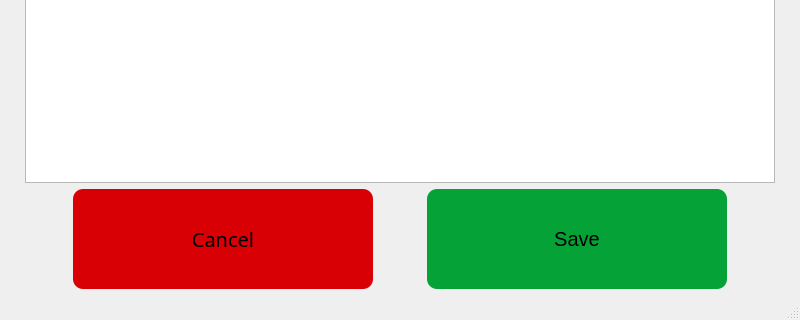
The window that Server/Resources/EditCreatePost.ui (Danial-Movahed/DanialCMS) describes before a commit, drawn with Qt 5; both pictures show x 0 to 800 and y 280 to 600 of the 800 by 600 pixel window.
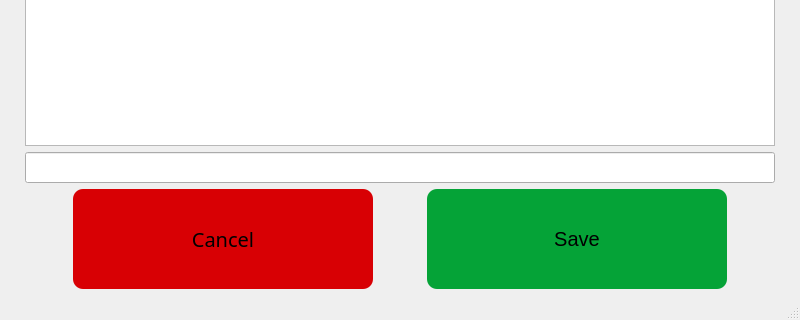
The same window after the commit.

Commit message: Added private posts

The edit to the form file:
```diff
--- a/Server/Resources/EditCreatePost.ui
+++ b/Server/Resources/EditCreatePost.ui
@@ -53,6 +53,15 @@
         </property>
        </widget>
       </item>
+      <item>
+       <widget class="QLineEdit" name="EditCreateWhoCanRead">
+        <property name="font">
+         <font>
+          <pointsize>14</pointsize>
+         </font>
+        </property>
+       </widget>
+      </item>
       <item>
        <layout class="QHBoxLayout" name="horizontalLayout">
         <item>
```
The commit also changes 7 other files.
